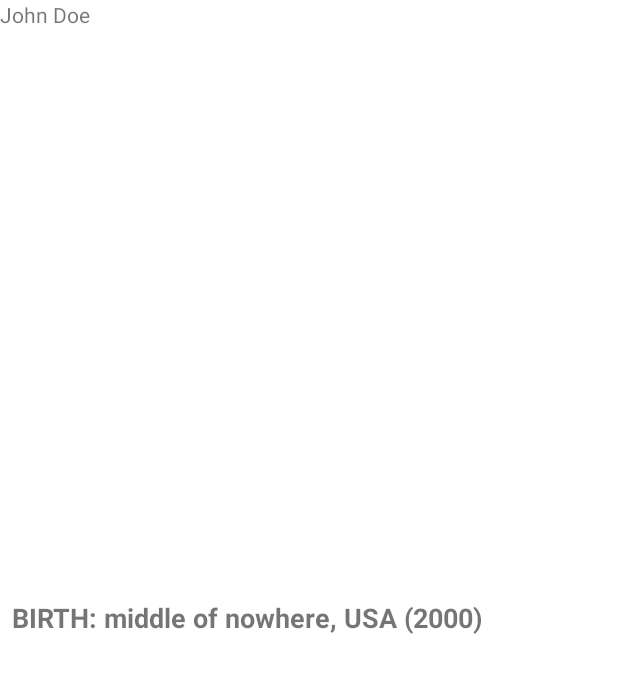
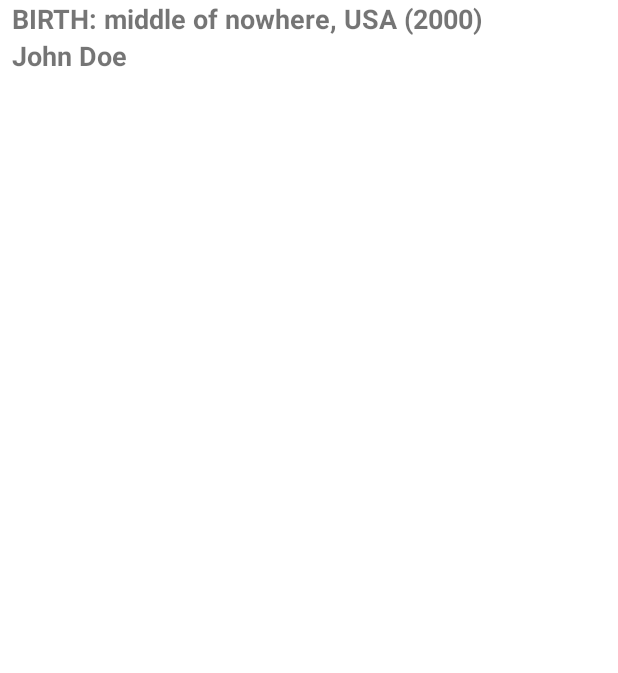
Before and after one commit to dpettingill/java_and_android, an Android app: the layout event_view.xml on its own in the app's theme, with its tools: preview values and no code run, on a phone screen of 412 x 824 dp. Shown: the top 673 px of the screen. Run offline under Robolectric (Android 15) with nearby library versions, the phone set to English and light mode, and no system bars.

Commit message:
Client search stuff kinda working

```diff
--- a/FamilyMapClient/app/src/main/res/layout/event_view.xml
+++ b/FamilyMapClient/app/src/main/res/layout/event_view.xml
@@ -1,19 +1,18 @@
 <?xml version="1.0" encoding="utf-8"?>
 <RelativeLayout xmlns:android="http://schemas.android.com/apk/res/android"
     android:layout_width="match_parent"
-    android:layout_height="match_parent"
+    android:layout_height="wrap_content"
     xmlns:tools="http://schemas.android.com/tools">
 
     <TextView
         android:id="@+id/eventInfo"
         android:layout_width="wrap_content"
         android:layout_height="wrap_content"
-        android:layout_alignParentStart="true"
-        android:layout_centerVertical="true"
-        android:layout_marginStart="8dp"
         android:textSize="18sp"
         android:textStyle="bold"
         tools:text="BIRTH: middle of nowhere, USA (2000)"
+        android:layout_alignParentStart="true"
+        android:layout_marginStart="8dp"
         android:layout_alignParentLeft="true"
         android:layout_marginLeft="8dp" />
 
@@ -21,5 +20,12 @@
         android:id="@+id/personsName"
         android:layout_width="match_parent"
         android:layout_height="wrap_content"
-        tools:text="John Doe" />
+        android:textSize="18sp"
+        android:textStyle="bold"
+        android:layout_below="@id/eventInfo"
+        tools:text="John Doe"
+        android:layout_alignParentLeft="true"
+        android:layout_marginLeft="8dp"
+        android:layout_alignParentStart="true"
+        android:layout_marginStart="8dp" />
 </RelativeLayout>
```
Also changed, not shown: FamilyMapClient/app/src/main/java/com/example/familymapclient/SearchActivity.java (+19 -10 lines), 1 other file.
